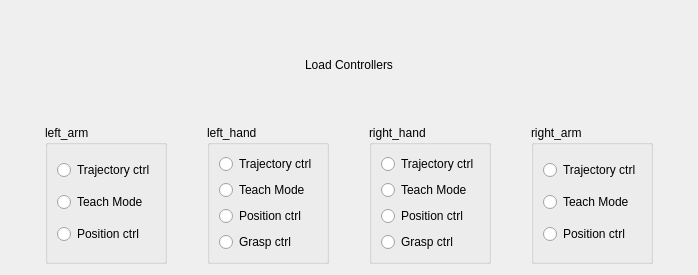
The window that sr_gui_change_controllers/uis/SrChangeControllers.ui (shadow-robot/sr_visualization_common) describes before a commit, drawn with Qt 5.
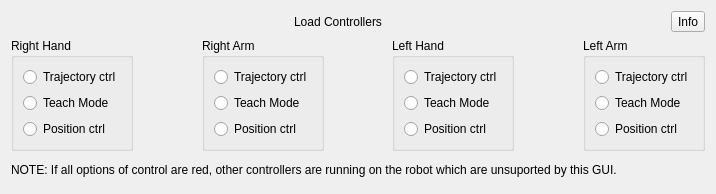
The same window after the commit.

Commit message:
Improve controller plugin (#32)
* adding confirmation of current controller

* update

* adding joint state function to check avaliable robots

* push to move

* lint

* removing arm option

* lint fix

* adding info

* updates

* updates

* updates

* updates

* fixes

* fixes

* todo comment fix

* todo comment fix

* updates

* updates

* updates

* updates

* updates

The edit to the form file:
```diff
--- a/sr_gui_change_controllers/uis/SrChangeControllers.ui
+++ b/sr_gui_change_controllers/uis/SrChangeControllers.ui
@@ -6,18 +6,26 @@
    <rect>
     <x>0</x>
     <y>0</y>
-    <width>698</width>
-    <height>275</height>
+    <width>716</width>
+    <height>194</height>
    </rect>
   </property>
   <property name="windowTitle">
    <string>Change robot control mode</string>
   </property>
-  <layout class="QGridLayout" name="gridLayout">
-   <item row="0" column="0">
+  <layout class="QVBoxLayout" name="verticalLayout_4">
+   <item>
     <layout class="QVBoxLayout" name="verticalLayout">
      <item>
+      <layout class="QHBoxLayout" name="horizontalLayout_3">
+       <item>
       <widget class="QLabel" name="label">
+         <property name="maximumSize">
+          <size>
+           <width>750</width>
+           <height>16777215</height>
+          </size>
+         </property>
        <property name="text">
         <string>Load Controllers</string>
        </property>
@@ -27,117 +35,22 @@
       </widget>
      </item>
      <item>
-      <layout class="QHBoxLayout" name="horizontalLayout_9">
-       <item>
-        <spacer name="horizontalSpacer_10">
-         <property name="orientation">
-          <enum>Qt::Horizontal</enum>
-         </property>
-         <property name="sizeHint" stdset="0">
-          <size>
-           <width>40</width>
-           <height>20</height>
-          </size>
-         </property>
-        </spacer>
-       </item>
-       <item>
-        <widget class="QGroupBox" name="la_group_">
-         <property name="title">
-          <string>left_arm</string>
-         </property>
-         <layout class="QVBoxLayout" name="verticalLayout_6">
-          <item>
-           <widget class="QRadioButton" name="radioButton_10">
+        <widget class="QToolButton" name="information_box">
             <property name="text">
-             <string>Trajectory ctrl</string>
+          <string>Info</string>
             </property>
            </widget>
           </item>
-          <item>
-           <widget class="QRadioButton" name="radioButton_11">
-            <property name="text">
-             <string>Teach Mode</string>
-            </property>
-           </widget>
-          </item>
-          <item>
-           <widget class="QRadioButton" name="radioButton_12">
-            <property name="text">
-             <string>Position ctrl</string>
-            </property>
-           </widget>
-          </item>
-         </layout>
-        </widget>
+      </layout>
        </item>
        <item>
-        <spacer name="horizontalSpacer_11">
-         <property name="orientation">
-          <enum>Qt::Horizontal</enum>
-         </property>
-         <property name="sizeHint" stdset="0">
-          <size>
-           <width>40</width>
-           <height>20</height>
-          </size>
-         </property>
-        </spacer>
-       </item>
+      <layout class="QVBoxLayout" name="verticalLayout_2">
        <item>
-        <widget class="QGroupBox" name="lh_group_">
-         <property name="title">
-          <string>left_hand</string>
-         </property>
-         <layout class="QVBoxLayout" name="verticalLayout_4">
+        <layout class="QHBoxLayout" name="horizontalLayout_2">
           <item>
-           <widget class="QRadioButton" name="radioButton_4">
-            <property name="text">
-             <string>Trajectory ctrl</string>
-            </property>
-           </widget>
-          </item>
-          <item>
-           <widget class="QRadioButton" name="radioButton_5">
-            <property name="text">
-             <string>Teach Mode</string>
-            </property>
-           </widget>
-          </item>
-          <item>
-           <widget class="QRadioButton" name="radioButton_6">
-            <property name="text">
-             <string>Position ctrl</string>
-            </property>
-           </widget>
-          </item>
-          <item>
-           <widget class="QRadioButton" name="radioButton_14">
-            <property name="text">
-             <string>Grasp ctrl</string>
-            </property>
-           </widget>
-          </item>
-         </layout>
-        </widget>
-       </item>
-       <item>
-        <spacer name="horizontalSpacer_12">
-         <property name="orientation">
-          <enum>Qt::Horizontal</enum>
-         </property>
-         <property name="sizeHint" stdset="0">
-          <size>
-           <width>40</width>
-           <height>20</height>
-          </size>
-         </property>
-        </spacer>
-       </item>
-       <item>
-        <widget class="QGroupBox" name="rh_group_">
+          <widget class="QGroupBox" name="rh_group">
          <property name="title">
-          <string>right_hand</string>
+            <string>Right Hand</string>
          </property>
          <layout class="QVBoxLayout" name="verticalLayout_32">
           <item>
@@ -161,18 +74,11 @@
             </property>
            </widget>
           </item>
-          <item>
-           <widget class="QRadioButton" name="radioButton_13">
-            <property name="text">
-             <string>Grasp ctrl</string>
-            </property>
-           </widget>
-          </item>
          </layout>
         </widget>
        </item>
        <item>
-        <spacer name="horizontalSpacer_13">
+          <spacer name="horizontalSpacer">
          <property name="orientation">
           <enum>Qt::Horizontal</enum>
          </property>
@@ -185,9 +91,9 @@
         </spacer>
        </item>
        <item>
-        <widget class="QGroupBox" name="ra_group_">
+          <widget class="QGroupBox" name="ra_group">
          <property name="title">
-          <string>right_arm</string>
+            <string>Right Arm</string>
          </property>
          <layout class="QVBoxLayout" name="verticalLayout_5">
           <item>
@@ -215,7 +121,7 @@
         </widget>
        </item>
        <item>
-        <spacer name="horizontalSpacer_14">
+          <spacer name="horizontalSpacer_2">
          <property name="orientation">
           <enum>Qt::Horizontal</enum>
          </property>
@@ -227,7 +133,102 @@
          </property>
         </spacer>
        </item>
-      </layout>
+         <item>
+          <widget class="QGroupBox" name="lh_group">
+           <property name="title">
+            <string>Left Hand</string>
+           </property>
+           <layout class="QVBoxLayout" name="verticalLayout_7">
+            <item>
+             <widget class="QRadioButton" name="lh_traj">
+              <property name="text">
+               <string>Trajectory ctrl</string>
+              </property>
+             </widget>
+            </item>
+            <item>
+             <widget class="QRadioButton" name="lh_teach">
+              <property name="text">
+               <string>Teach Mode</string>
+              </property>
+             </widget>
+            </item>
+            <item>
+             <widget class="QRadioButton" name="lh_pos">
+              <property name="text">
+               <string>Position ctrl</string>
+              </property>
+             </widget>
+            </item>
+           </layout>
+          </widget>
+         </item>
+         <item>
+          <spacer name="horizontalSpacer_3">
+           <property name="orientation">
+            <enum>Qt::Horizontal</enum>
+           </property>
+           <property name="sizeHint" stdset="0">
+            <size>
+             <width>40</width>
+             <height>20</height>
+            </size>
+           </property>
+          </spacer>
+         </item>
+         <item>
+          <widget class="QGroupBox" name="la_group">
+           <property name="title">
+            <string>Left Arm</string>
+           </property>
+           <layout class="QVBoxLayout" name="verticalLayout_8">
+            <item>
+             <widget class="QRadioButton" name="la_traj">
+              <property name="text">
+               <string>Trajectory ctrl</string>
+              </property>
+             </widget>
+            </item>
+            <item>
+             <widget class="QRadioButton" name="la_teach">
+              <property name="text">
+               <string>Teach Mode</string>
+              </property>
+             </widget>
+            </item>
+            <item>
+             <widget class="QRadioButton" name="la_pos">
+              <property name="text">
+               <string>Position ctrl</string>
+              </property>
+             </widget>
+            </item>
+           </layout>
+          </widget>
+         </item>
+        </layout>
+       </item>
+      </layout>
+     </item>
+    </layout>
+   </item>
+   <item>
+    <layout class="QVBoxLayout" name="verticalLayout_3">
+     <property name="sizeConstraint">
+      <enum>QLayout::SetMaximumSize</enum>
+     </property>
+     <item>
+      <widget class="QLabel" name="label_2">
+       <property name="maximumSize">
+        <size>
+         <width>16777215</width>
+         <height>50</height>
+        </size>
+       </property>
+       <property name="text">
+        <string>NOTE: If all options of control are red, other controllers are running on the robot which are unsuported by this GUI.</string>
+       </property>
+      </widget>
      </item>
     </layout>
    </item>
```
Left out of the diff: 12 changed lines with no effect on the pictures. Lines whose indentation alone changed are shown as unchanged. The commit also changes 1 other file.
